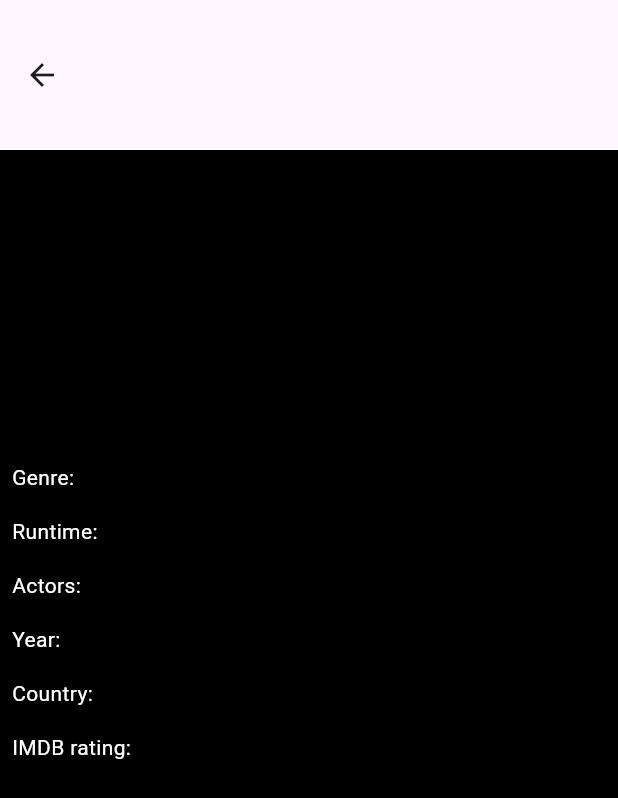
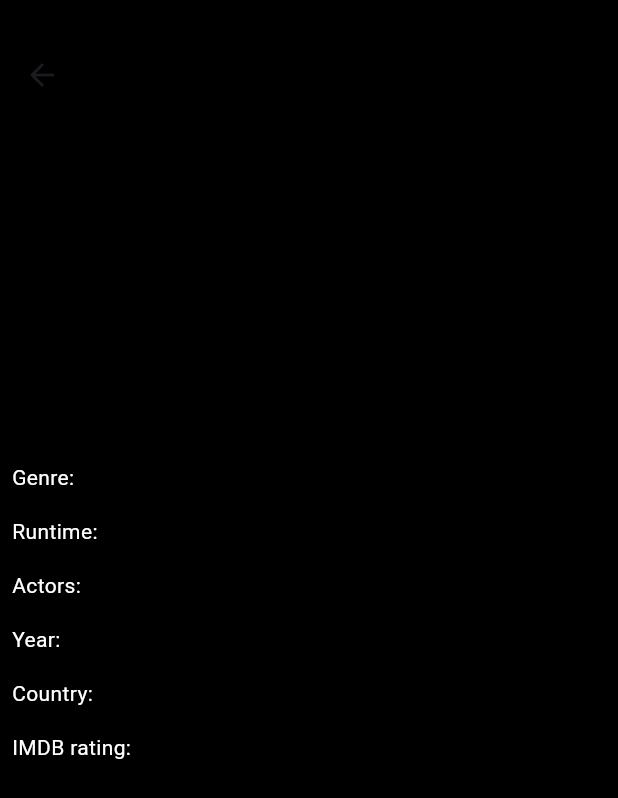
Before and after one commit to Svitlana213/myMovieApp, a Flutter app: the MovieDetail screen opened directly with empty values, on a phone screen of 412 x 824 dp. Shown: the top 798 px of the screen. Run offline on Flutter 3.47's test engine with Material 3 defaults, Android fonts, the phone set to English and light mode, and no system bars; network calls fail.

Commit message:
readme update

```diff
--- a/lib/screens/movie_detail.dart
+++ b/lib/screens/movie_detail.dart
@@ -12,6 +12,8 @@ class MovieDetail extends StatelessWidget {
       appBar: AppBar(
         title: Text(movie.title),
         toolbarHeight: 100,
+        backgroundColor: Colors.black,
+        titleTextStyle: TextStyle(color: Colors.white, fontSize: 24, fontWeight: FontWeight.w400),
       ),
       body: SingleChildScrollView(
         child: Column(
```
Also changed, not shown: 1 other file.
